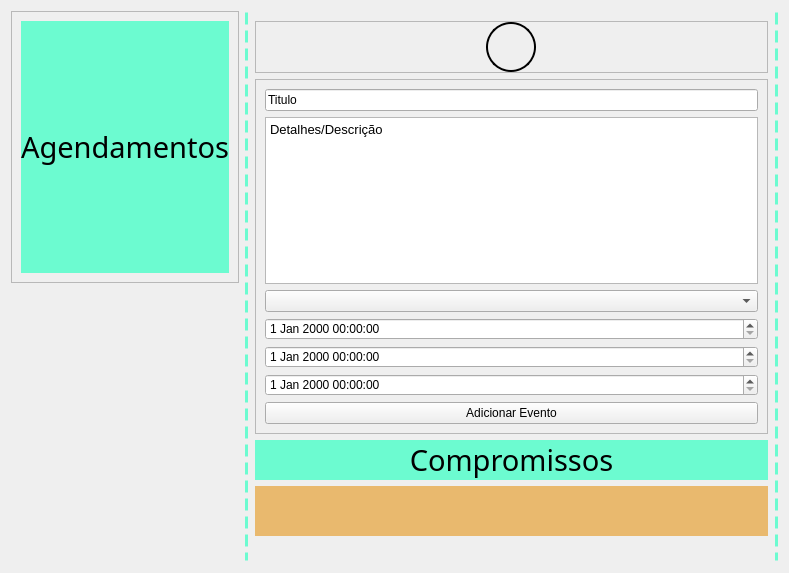
The window that Telas/UI/dashAgenda1.ui (Nautilidae-project/Nautilus) describes before a commit, drawn with Qt 5.
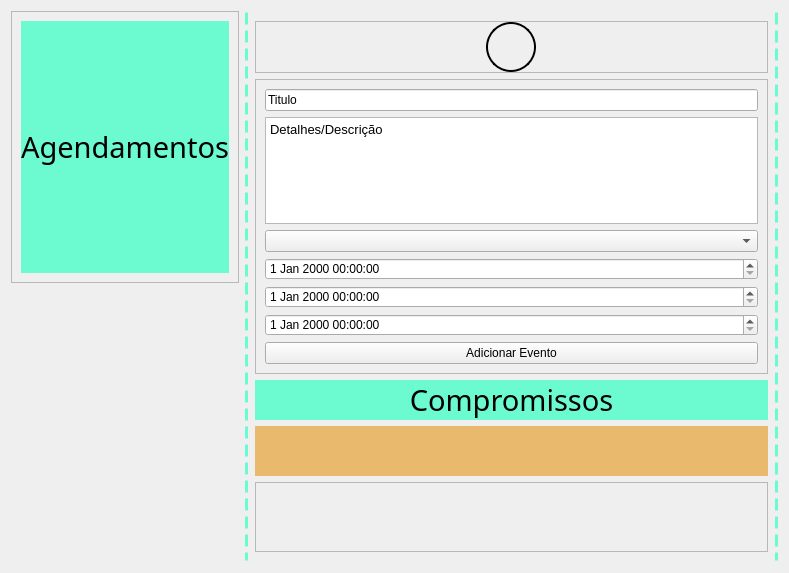
The same window after the commit.

Commit message: 1-Metodo buscaDataEventos -2-Mostrar Eventos do Mês - 3- Inserir evento completo - 4- Escolhas de grupos a serem inseridos

Patch:
```diff
--- a/Telas/UI/dashAgenda1.ui
+++ b/Telas/UI/dashAgenda1.ui
@@ -177,7 +177,7 @@
         </layout>
        </widget>
       </item>
-      <item row="5" column="1">
+      <item row="6" column="1">
        <spacer name="verticalSpacer">
         <property name="orientation">
          <enum>Qt::Vertical</enum>
@@ -264,6 +264,23 @@
         </layout>
        </widget>
       </item>
+      <item row="5" column="1">
+       <widget class="QScrollArea" name="saEventosCard">
+        <property name="widgetResizable">
+         <bool>true</bool>
+        </property>
+        <widget class="QWidget" name="scrollAreaWidgetContents">
+         <property name="geometry">
+          <rect>
+           <x>0</x>
+           <y>0</y>
+           <width>529</width>
+           <height>68</height>
+          </rect>
+         </property>
+        </widget>
+       </widget>
+      </item>
      </layout>
     </widget>
    </item>
```
Left out of the diff: 38 changed lines with no effect on the pictures. The commit also changes 7 other files.
